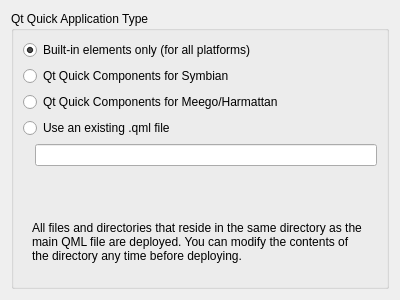
Qt form src/plugins/qt4projectmanager/wizards/qtquickcomponentsetoptionspage.ui (qt-creator/qt-creator) before a commit.
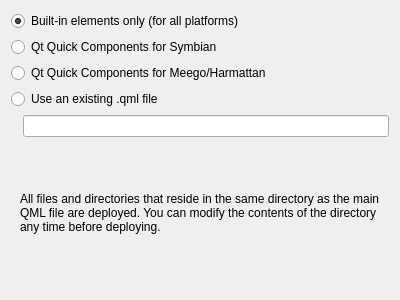
The same form after that commit. Custom widgets are drawn as their Qt base class.

Commit message:
QtQuickApp: Fix look of component set options page on Mac
Use window title, like it is done for the other wizard pages.

Diff of the .ui file:
```diff
--- a/src/plugins/qt4projectmanager/wizards/qtquickcomponentsetoptionspage.ui
+++ b/src/plugins/qt4projectmanager/wizards/qtquickcomponentsetoptionspage.ui
@@ -16,18 +16,6 @@
   <property name="title">
    <string/>
   </property>
-  <layout class="QGridLayout" name="gridLayout_2">
-   <item row="0" column="0">
-    <widget class="QGroupBox" name="groupBox">
-     <property name="title">
-      <string>Qt Quick Application Type</string>
-     </property>
-     <property name="flat">
-      <bool>false</bool>
-     </property>
-     <property name="checkable">
-      <bool>false</bool>
-     </property>
      <layout class="QVBoxLayout" name="verticalLayout">
       <item>
        <widget class="QRadioButton" name="qtquick10RadioButton">
@@ -192,9 +180,6 @@
         </widget>
        </widget>
       </item>
-     </layout>
-    </widget>
-   </item>
   </layout>
  </widget>
  <customwidgets>
```
The commit also changes 1 other file.
